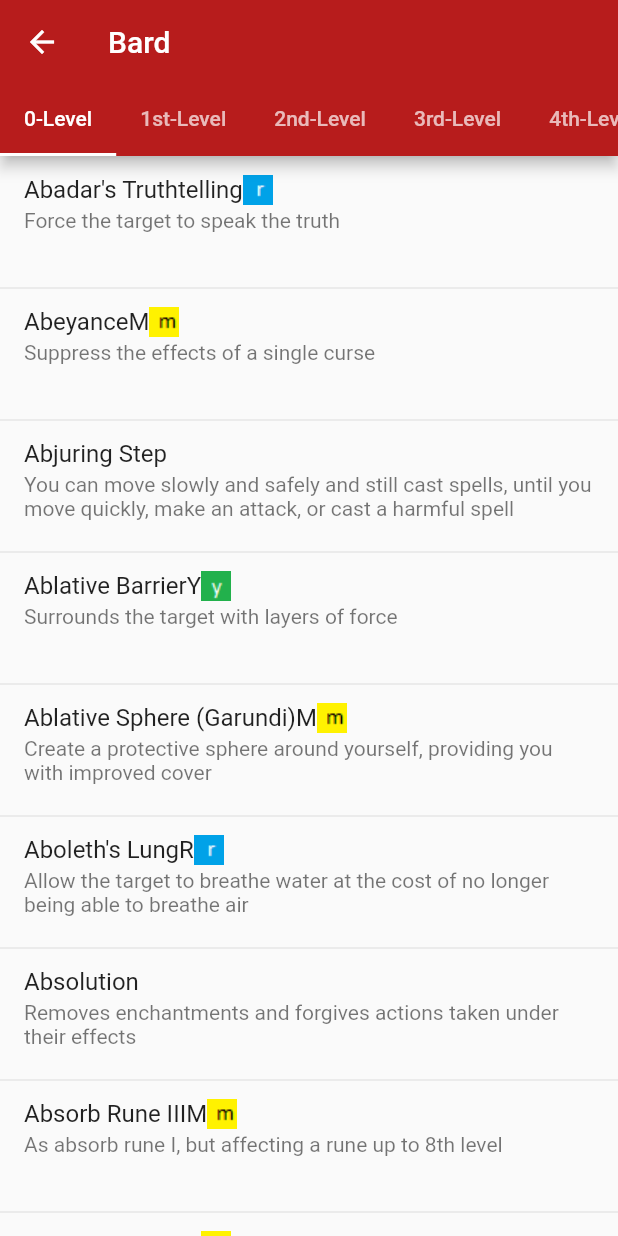
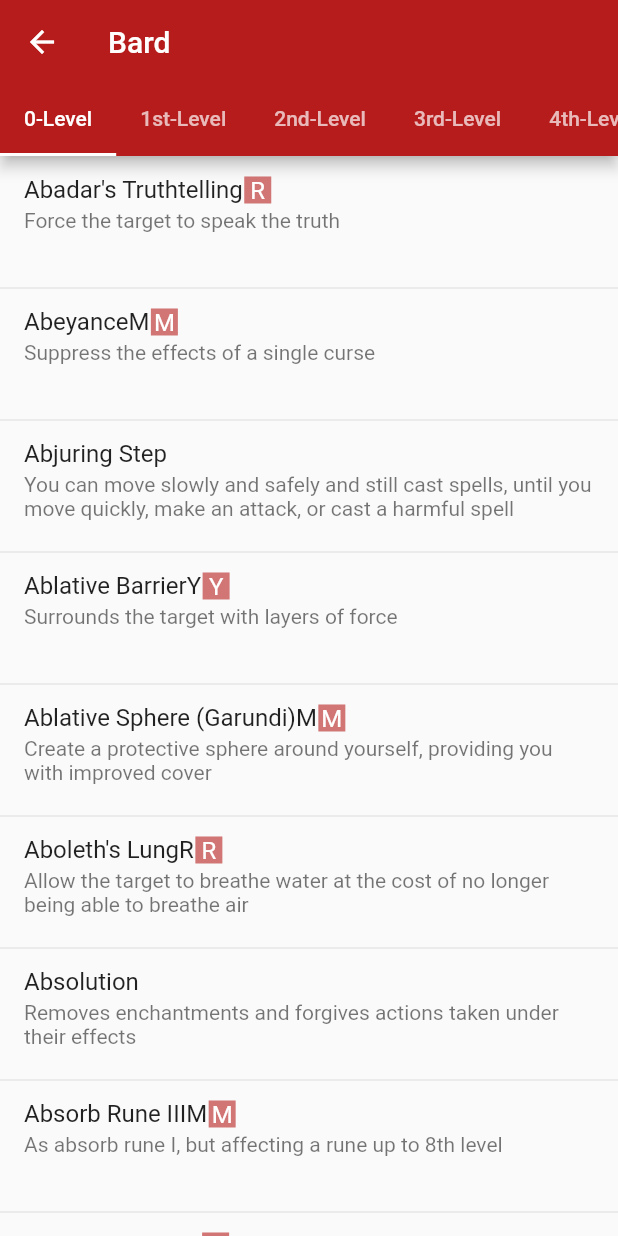
Before and after one commit to mishagordeev/pathspells, a Flutter app: the screen it shows after launch, after a tap on "Bard", on a phone screen of 412 x 824 dp. Run offline on Flutter 3.47's test engine with Material 2 defaults, Android fonts, the phone set to English and light mode, and no system bars.

Commit message:
- fix: attributes icon;

```diff
--- a/lib/SpellListView.dart
+++ b/lib/SpellListView.dart
@@ -66,19 +66,69 @@ class SpellListView extends StatelessWidget {
     for (var x in attributes) {
       switch (x) {
         case 'F':
-          _attributes.add(Image.asset("assets/icons/f.png"));
+          _attributes.add(
+              Container(
+                padding: EdgeInsets.all(1),
+                child: Container(
+                  width: 18,
+                  height: 18,
+                  color: Colors.red[900].withOpacity(0.6),
+                  child: Text("F",textAlign: TextAlign.center,style: TextStyle(color: Colors.white)),
+                ),
+              )
+          );
           break;
         case 'M':
-          _attributes.add(Image.asset("assets/icons/m.png"));
+          _attributes.add(
+              Container(
+                padding: EdgeInsets.all(1),
+                child: Container(
+                  width: 18,
+                  height: 18,
+                  color: Colors.red[900].withOpacity(0.6),
+                  child: Text("M",textAlign: TextAlign.center,style: TextStyle(color: Colors.white)),
+                ),
+              )
+          );
           break;
         case 'R':
-          _attributes.add(Image.asset("assets/icons/r.png"));
+          _attributes.add(
+              Container(
+                padding: EdgeInsets.all(1),
+                child: Container(
+                  width: 18,
+                  height: 18,
+                  color: Colors.red[900].withOpacity(0.6),
+                  child: Text("R",textAlign: TextAlign.center,style: TextStyle(color: Colors.white)),
+                ),
+              )
+          );
           break;
         case 'T':
-          _attributes.add(Image.asset("assets/icons/t.png"));
+          _attributes.add(
+              Container(
+                padding: EdgeInsets.all(1),
+                child: Container(
+                  width: 18,
+                  height: 18,
+                  color: Colors.red[900].withOpacity(0.6),
+                  child: Text("T",textAlign: TextAlign.center,style: TextStyle(color: Colors.white)),
+                ),
+              )
+          );
           break;
         case 'Y':
-          _attributes.add(Image.asset("assets/icons/y.png"));
+          _attributes.add(
+              Container(
+                padding: EdgeInsets.all(1),
+                child: Container(
+                  width: 18,
+                  height: 18,
+                  color: Colors.red[900].withOpacity(0.6),
+                  child: Text("Y",textAlign: TextAlign.center,style: TextStyle(color: Colors.white)),
+                ),
+              )
+          );
           break;
       }
     }
--- a/pubspec.yaml
+++ b/pubspec.yaml
@@ -52,11 +52,6 @@ flutter:
     - assets/images/paladin.png
     - assets/images/ranger.png
     - assets/images/wizard.png
-    - assets/icons/f.png
-    - assets/icons/m.png
-    - assets/icons/r.png
-    - assets/icons/t.png
-    - assets/icons/y.png
 
   # To add assets to your application, add an assets section, like this:
   # assets:
```
Also changed, not shown: assets/icons/f.png (deleted), assets/icons/m.png (deleted), assets/icons/r.png (deleted), assets/icons/t.png (deleted), assets/icons/y.png (deleted).
